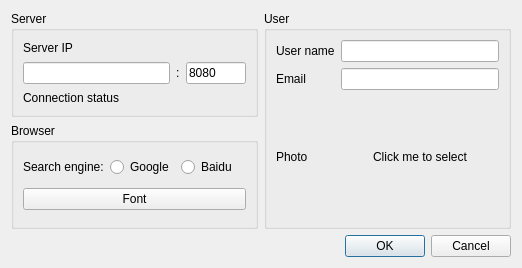
Qt form FAQsBrowser/OptionsDlg.ui (congchenutd/COFAQs) before a commit.
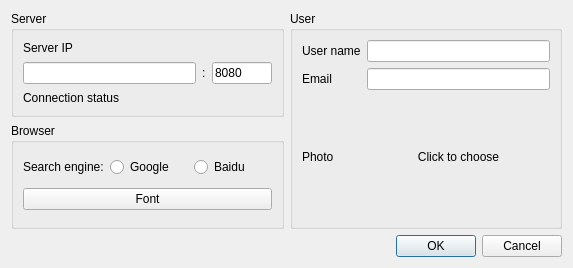
The same form after that commit. Custom widgets are drawn as their Qt base class.

```diff
--- a/FAQsBrowser/OptionsDlg.ui
+++ b/FAQsBrowser/OptionsDlg.ui
@@ -6,7 +6,7 @@
    <rect>
     <x>0</x>
     <y>0</y>
-    <width>522</width>
+    <width>573</width>
     <height>268</height>
    </rect>
   </property>
@@ -82,7 +82,7 @@
          </sizepolicy>
         </property>
         <property name="text">
-         <string>Click me to select</string>
+         <string>Click to choose</string>
         </property>
         <property name="alignment">
          <set>Qt::AlignCenter</set>
```
